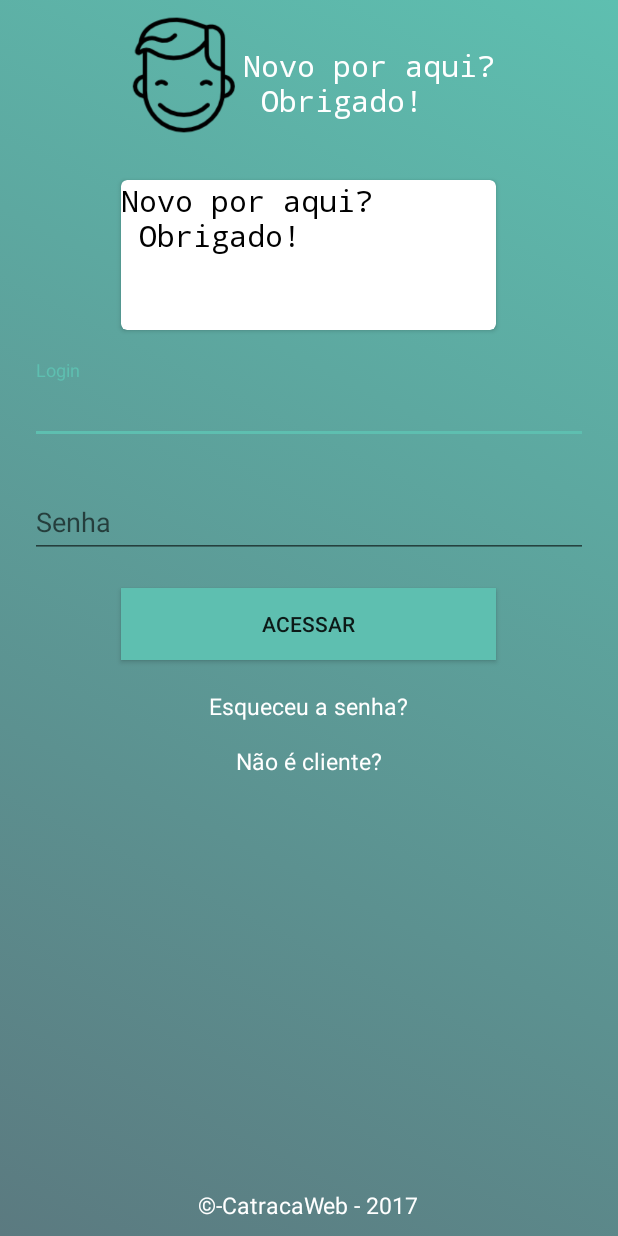
After one commit to rafafreitas/catraca_web_app, an Android app: the layout activity_new_client.xml on its own in the app's theme, with its tools: preview values and no code run, on a phone screen of 412 x 824 dp. The commit adds this screen. Run offline under Robolectric (Android 15) with nearby library versions, the phone set to English and light mode, and no system bars.

Commit message:
Iniciado implementação da tela de novo cliente.

```diff
--- a/app/build.gradle
+++ b/app/build.gradle
@@ -22,6 +22,7 @@ dependencies {
     implementation fileTree(dir: 'libs', include: ['*.jar'])
     implementation 'com.android.support:appcompat-v7:26.1.0'
     implementation 'com.android.support.constraint:constraint-layout:1.0.2'
+    compile 'com.android.support:cardview-v7:26.0.+'
     testImplementation 'junit:junit:4.12'
     androidTestImplementation 'com.android.support.test:runner:1.0.1'
     androidTestImplementation 'com.android.support.test.espresso:espresso-core:3.0.1'
--- /dev/null
+++ b/app/src/main/res/layout/activity_new_client.xml
@@ -0,0 +1,166 @@
+<?xml version="1.0" encoding="utf-8"?>
+<ScrollView
+    xmlns:android="http://schemas.android.com/apk/res/android"
+    xmlns:tools="http://schemas.android.com/tools"
+    xmlns:card_view="http://schemas.android.com/apk/res-auto"
+    android:layout_width="match_parent"
+    android:layout_height="match_parent"
+    android:background="@drawable/main_background_selector"
+    android:padding="10dp"
+    android:fillViewport="true"
+    tools:context="com.example.rafael.catraca_web_app.MainActivity">
+
+    <LinearLayout
+        android:layout_width="match_parent"
+        android:layout_height="wrap_content"
+        android:orientation="vertical"
+        >
+
+        <RelativeLayout
+            android:layout_width="wrap_content"
+            android:layout_height="wrap_content"
+            android:layout_gravity="center"
+            android:layout_marginBottom="30dp"
+            >
+
+            <ImageView
+                android:id="@+id/img"
+                android:layout_width="80dp"
+                android:layout_height="80dp"
+                android:src="@drawable/face_man"
+                />
+
+            <TextView
+                android:id="@+id/txt"
+                android:layout_width="wrap_content"
+                android:layout_height="wrap_content"
+                android:layout_toRightOf="@+id/img"
+                android:fontFamily="monospace"
+                android:text="@string/info_new_user_01"
+                android:textColor="@color/colorWhite"
+                android:textSize="20dp"
+                android:layout_marginTop="20dp"
+                />
+
+
+        </RelativeLayout>
+
+
+        <android.support.v7.widget.CardView
+            xmlns:card_view="http://schemas.android.com/apk/res-auto"
+            android:id="@+id/card_view"
+            android:layout_gravity="center"
+            android:layout_width="250dp"
+            android:layout_height="100dp"
+            card_view:cardCornerRadius="4dp">
+
+            <TextView
+                android:id="@+id/card_text"
+                android:layout_width="match_parent"
+                android:layout_height="match_parent"
+                android:fontFamily="monospace"
+                android:text="@string/info_new_user_01"
+                android:textColor="@color/colorBlack"
+                android:textSize="20dp"
+                />
+        </android.support.v7.widget.CardView>
+
+
+
+        <android.support.design.widget.TextInputLayout
+            android:id="@+id/input_layout_login"
+            android:layout_width="match_parent"
+            android:layout_height="wrap_content"
+            android:layout_marginTop="20dp"
+            android:paddingRight="10dp"
+            android:paddingLeft="10dp"
+            >
+
+            <EditText
+                android:id="@+id/input_login"
+                android:inputType="text"
+                android:imeOptions="actionNext"
+                android:maxLines="1"
+                android:layout_width="match_parent"
+                android:layout_height="wrap_content"
+                android:hint="@string/hint_login"
+
+                />
+
+        </android.support.design.widget.TextInputLayout>
+
+        <android.support.design.widget.TextInputLayout
+            android:id="@+id/input_layout_password"
+            android:layout_width="match_parent"
+            android:layout_height="wrap_content"
+            android:layout_marginTop="20dp"
+            android:paddingRight="10dp"
+            android:paddingLeft="10dp"
+
+            >
+
+            <EditText
+                android:id="@+id/input_pass"
+                android:imeOptions="actionDone"
+                android:inputType="textPassword"
+                android:maxLines="1"
+                android:layout_width="match_parent"
+                android:layout_height="wrap_content"
+                android:hint="@string/hint_pass"
+                android:textColorHint="@color/colorAccent"
+                android:textColor="@color/colorBlack"
+                />
+
+        </android.support.design.widget.TextInputLayout>
+
+        <Button
+            android:layout_width="250dp"
+            android:layout_height="wrap_content"
+            android:layout_gravity="center"
+            android:text="@string/btn_access"
+            android:background="@color/color_btn"
+            android:layout_marginTop="20dp"
+
+            />
+        <TextView
+            android:layout_width="wrap_content"
+            android:layout_height="wrap_content"
+            android:layout_gravity="center"
+            android:layout_marginTop="20dp"
+            android:textSize="7pt"
+            android:text="@string/btn_forgot"
+            android:textColor="@color/colorWhite"
+            />
+
+        <TextView
+            android:layout_width="wrap_content"
+            android:layout_height="wrap_content"
+            android:layout_gravity="center"
+            android:layout_marginTop="15dp"
+            android:textSize="7pt"
+            android:text="@string/btn_new_client"
+            android:textColor="@color/colorWhite"
+            />
+
+        <RelativeLayout
+            android:layout_width="wrap_content"
+            android:layout_height="match_parent"
+            android:layout_gravity="center">
+
+            <TextView
+                android:layout_width="wrap_content"
+                android:layout_height="wrap_content"
+                android:layout_alignParentBottom="true"
+                android:textSize="7pt"
+                android:text="@string/info_copyright"
+                android:textColor="@color/colorWhite"
+
+                />
+
+        </RelativeLayout>
+
+    </LinearLayout>
+
+
+
+</ScrollView>
--- a/app/src/main/res/values/strings.xml
+++ b/app/src/main/res/values/strings.xml
@@ -13,7 +13,7 @@
     <string name="btn_new_client">Não é cliente?</string>
     <string name="btn_reset_pass">Receber nova senha</string>
     <!-- Avisos -->
-    <string name="info_new_user_01">Novo por aqui?</string>
+    <string name="info_new_user_01">Novo por aqui?\n Obrigado!</string>
     <string name="info_new_user_02">Obrigado!</string>
     <string name="info_new_user_03">Para utilizar nossos serviços é necessário realizar um pequeno cadastro</string>
     <string name="info_reset_pass_01">Esqueceu a senha?</string>
```
Also changed, not shown: app/src/main/res/drawable/face_man.png (added), app/src/main/res/drawable/face_woman.png (added).
